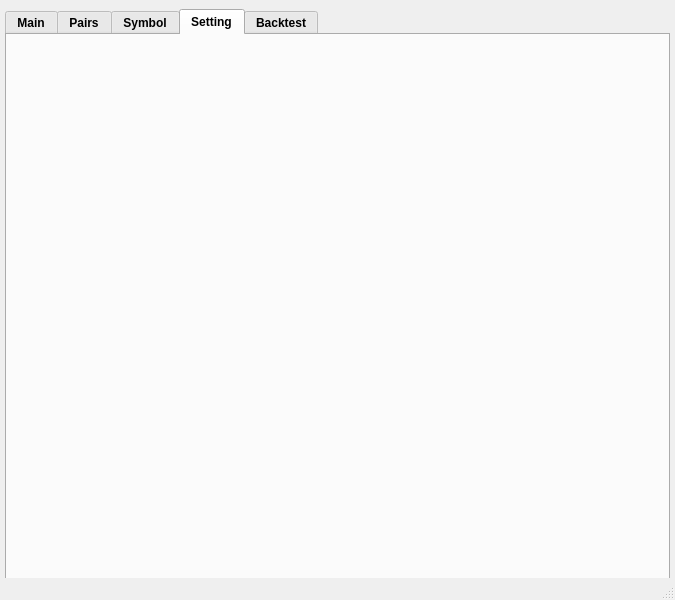
Qt form OKExBacktest_GUI/mainwindow.ui (yusaito0626/OKExBackTest) before a commit.
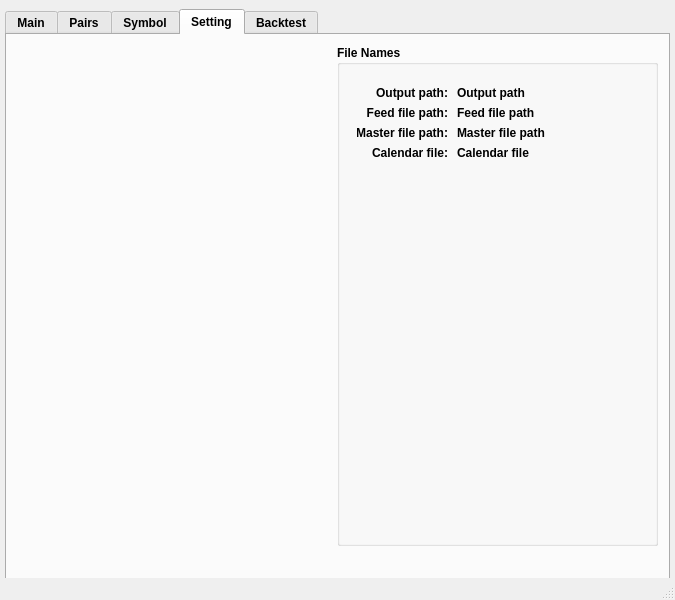
The same form after that commit. The open tabs and pages were chosen to show the change.

Commit message: Display File paths on Setting tab

What changed in the file:
```diff
--- a/OKExBacktest_GUI/mainwindow.ui
+++ b/OKExBacktest_GUI/mainwindow.ui
@@ -1888,6 +1888,211 @@
      <attribute name="title">
       <string>Setting</string>
      </attribute>
+     <widget class="QGroupBox" name="groupBox_6">
+      <property name="geometry">
+       <rect>
+        <x>330</x>
+        <y>10</y>
+        <width>321</width>
+        <height>501</height>
+       </rect>
+      </property>
+      <property name="title">
+       <string>File Names</string>
+      </property>
+      <widget class="QLabel" name="label_35">
+       <property name="geometry">
+        <rect>
+         <x>20</x>
+         <y>40</y>
+         <width>91</width>
+         <height>16</height>
+        </rect>
+       </property>
+       <property name="font">
+        <font>
+         <bold>true</bold>
+        </font>
+       </property>
+       <property name="layoutDirection">
+        <enum>Qt::LeftToRight</enum>
+       </property>
+       <property name="text">
+        <string>Output path:</string>
+       </property>
+       <property name="alignment">
+        <set>Qt::AlignRight|Qt::AlignTrailing|Qt::AlignVCenter</set>
+       </property>
+      </widget>
+      <widget class="QLabel" name="label_36">
+       <property name="geometry">
+        <rect>
+         <x>20</x>
+         <y>60</y>
+         <width>91</width>
+         <height>16</height>
+        </rect>
+       </property>
+       <property name="font">
+        <font>
+         <bold>true</bold>
+        </font>
+       </property>
+       <property name="layoutDirection">
+        <enum>Qt::LeftToRight</enum>
+       </property>
+       <property name="text">
+        <string>Feed file path:</string>
+       </property>
+       <property name="alignment">
+        <set>Qt::AlignRight|Qt::AlignTrailing|Qt::AlignVCenter</set>
+       </property>
+      </widget>
+      <widget class="QLabel" name="label_37">
+       <property name="geometry">
+        <rect>
+         <x>20</x>
+         <y>80</y>
+         <width>91</width>
+         <height>16</height>
+        </rect>
+       </property>
+       <property name="font">
+        <font>
+         <bold>true</bold>
+        </font>
+       </property>
+       <property name="layoutDirection">
+        <enum>Qt::LeftToRight</enum>
+       </property>
+       <property name="text">
+        <string>Master file path:</string>
+       </property>
+       <property name="alignment">
+        <set>Qt::AlignRight|Qt::AlignTrailing|Qt::AlignVCenter</set>
+       </property>
+      </widget>
+      <widget class="QLabel" name="lblOutputFilePath">
+       <property name="geometry">
+        <rect>
+         <x>120</x>
+         <y>40</y>
+         <width>191</width>
+         <height>16</height>
+        </rect>
+       </property>
+       <property name="font">
+        <font>
+         <bold>true</bold>
+        </font>
+       </property>
+       <property name="layoutDirection">
+        <enum>Qt::LeftToRight</enum>
+       </property>
+       <property name="text">
+        <string>Output path</string>
+       </property>
+       <property name="alignment">
+        <set>Qt::AlignLeading|Qt::AlignLeft|Qt::AlignVCenter</set>
+       </property>
+      </widget>
+      <widget class="QLabel" name="lblFeedFilePath">
+       <property name="geometry">
+        <rect>
+         <x>120</x>
+         <y>60</y>
+         <width>191</width>
+         <height>16</height>
+        </rect>
+       </property>
+       <property name="font">
+        <font>
+         <bold>true</bold>
+        </font>
+       </property>
+       <property name="layoutDirection">
+        <enum>Qt::LeftToRight</enum>
+       </property>
+       <property name="text">
+        <string>Feed file path</string>
+       </property>
+       <property name="alignment">
+        <set>Qt::AlignLeading|Qt::AlignLeft|Qt::AlignVCenter</set>
+       </property>
+      </widget>
+      <widget class="QLabel" name="lblMasterFilePath">
+       <property name="geometry">
+        <rect>
+         <x>120</x>
+         <y>80</y>
+         <width>191</width>
+         <height>16</height>
+        </rect>
+       </property>
+       <property name="font">
+        <font>
+         <bold>true</bold>
+        </font>
+       </property>
+       <property name="layoutDirection">
+        <enum>Qt::LeftToRight</enum>
+       </property>
+       <property name="text">
+        <string>Master file path</string>
+       </property>
+       <property name="alignment">
+        <set>Qt::AlignLeading|Qt::AlignLeft|Qt::AlignVCenter</set>
+       </property>
+      </widget>
+      <widget class="QLabel" name="label_38">
+       <property name="geometry">
+        <rect>
+         <x>20</x>
+         <y>100</y>
+         <width>91</width>
+         <height>16</height>
+        </rect>
+       </property>
+       <property name="font">
+        <font>
+         <bold>true</bold>
+        </font>
+       </property>
+       <property name="layoutDirection">
+        <enum>Qt::LeftToRight</enum>
+       </property>
+       <property name="text">
+        <string>Calendar file:</string>
+       </property>
+       <property name="alignment">
+        <set>Qt::AlignRight|Qt::AlignTrailing|Qt::AlignVCenter</set>
+       </property>
+      </widget>
+      <widget class="QLabel" name="lblCalendarFile">
+       <property name="geometry">
+        <rect>
+         <x>120</x>
+         <y>100</y>
+         <width>191</width>
+         <height>16</height>
+        </rect>
+       </property>
+       <property name="font">
+        <font>
+         <bold>true</bold>
+        </font>
+       </property>
+       <property name="layoutDirection">
+        <enum>Qt::LeftToRight</enum>
+       </property>
+       <property name="text">
+        <string>Calendar file</string>
+       </property>
+       <property name="alignment">
+        <set>Qt::AlignLeading|Qt::AlignLeft|Qt::AlignVCenter</set>
+       </property>
+      </widget>
+     </widget>
     </widget>
     <widget class="QWidget" name="tab">
      <attribute name="title">
```
The commit also changes 3 other files.
